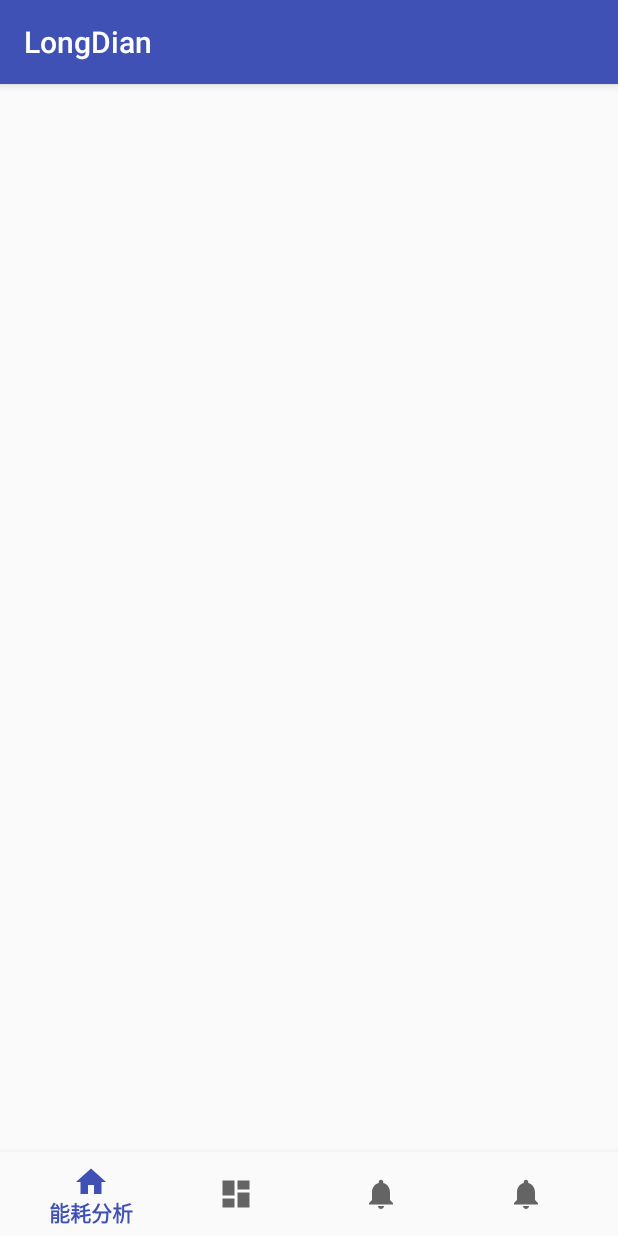
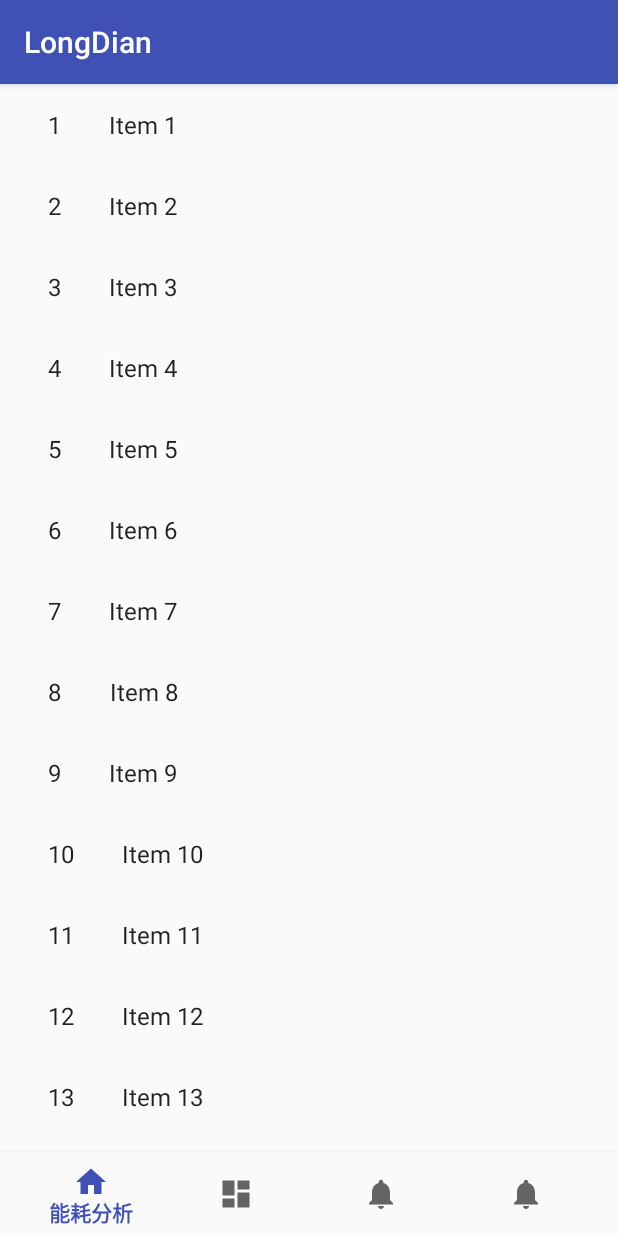
Before and after one commit to wengliang086/LongDian, an Android app: the screen it shows after launch (MainActivity), after a tap on "登录", on a phone screen of 412 x 824 dp. Run offline under Robolectric (Android 15) with nearby library versions, the light colour scheme and no system bars; our stand-ins replace ButterKnife.

Commit message:
基础主页面

```diff
--- a/app/src/main/AndroidManifest.xml
+++ b/app/src/main/AndroidManifest.xml
@@ -1,6 +1,9 @@
 <?xml version="1.0" encoding="utf-8"?>
 <manifest xmlns:android="http://schemas.android.com/apk/res/android"
     package="com.longdian">
+
+    <!-- To access Google+ APIs: -->
+    <uses-permission android:name="android.permission.INTERNET" />
 
     <application
         android:allowBackup="true"
@@ -16,8 +19,7 @@
                 <category android:name="android.intent.category.LAUNCHER" />
             </intent-filter>
         </activity>
-        <activity
-            android:name=".activity.MainActivity" />
+        <activity android:name=".activity.MainActivity" />
     </application>
 
 </manifest>
--- a/app/src/main/java/com/longdian/activity/MainActivity.java
+++ b/app/src/main/java/com/longdian/activity/MainActivity.java
@@ -3,14 +3,23 @@
 import android.os.Bundle;
 import android.support.annotation.NonNull;
 import android.support.design.widget.BottomNavigationView;
+import android.support.v4.app.Fragment;
+import android.support.v4.app.FragmentManager;
+import android.support.v4.app.FragmentTransaction;
 import android.support.v7.app.AppCompatActivity;
 import android.view.MenuItem;
-import android.widget.TextView;
 
 import com.longdian.R;
+import com.longdian.fragment.BaseMsgFragment;
+import com.longdian.fragment.CloudServiceFragment;
+import com.longdian.fragment.EnergyAnalysisFragment;
+import com.longdian.fragment.RealtimeDataFragment;
+import com.longdian.fragment.dummy.DummyContent;
+import com.longdian.util.ToastUtils;
 
-public class MainActivity extends AppCompatActivity {
+public class MainActivity extends AppCompatActivity implements EnergyAnalysisFragment.OnListFragmentInteractionListener {
 
+    private FragmentManager fragmentManager;
     private BottomNavigationView.OnNavigationItemSelectedListener mOnNavigationItemSelectedListener = new BottomNavigationView.OnNavigationItemSelectedListener() {
 
         @Override
@@ -18,20 +27,23 @@
             switch (item.getItemId()) {
                 case R.id.id_energy_analysis:
                     setTitle(R.string.main_navigation_energy_analysis);
+                    replaceFragment(EnergyAnalysisFragment.newInstance(1));
                     return true;
                 case R.id.id_realtime_data:
                     setTitle(R.string.main_navigation_realtime_data);
+                    replaceFragment(new RealtimeDataFragment());
                     return true;
                 case R.id.id_cloud_service:
                     setTitle(R.string.main_navigation_cloud_service);
+                    replaceFragment(new CloudServiceFragment());
                     return true;
                 case R.id.id_base_msg:
                     setTitle(R.string.main_navigation_base_msg);
+                    replaceFragment(new BaseMsgFragment());
                     return true;
             }
             return false;
         }
-
     };
 
     @Override
@@ -39,8 +51,21 @@
         super.onCreate(savedInstanceState);
         setContentView(R.layout.activity_main);
 
+        fragmentManager = getSupportFragmentManager();
+        replaceFragment(EnergyAnalysisFragment.newInstance(1));
+
         BottomNavigationView navigation = (BottomNavigationView) findViewById(R.id.navigation);
         navigation.setOnNavigationItemSelectedListener(mOnNavigationItemSelectedListener);
     }
 
+    private void replaceFragment(Fragment fragment) {
+        FragmentTransaction transaction = fragmentManager.beginTransaction();
+        transaction.replace(R.id.content, fragment);
+        transaction.commit();
+    }
+
+    @Override
+    public void onListFragmentInteraction(DummyContent.DummyItem item) {
+        ToastUtils.showToast(this, item.content);
+    }
 }
--- /dev/null
+++ b/app/src/main/java/com/longdian/adapter/EnergyAnalysisRecyclerViewAdapter.java
@@ -0,0 +1,78 @@
+package com.longdian.adapter;
+
+import android.support.v7.widget.RecyclerView;
+import android.view.LayoutInflater;
+import android.view.View;
+import android.view.ViewGroup;
+import android.widget.TextView;
+
+import com.longdian.R;
+import com.longdian.fragment.EnergyAnalysisFragment.OnListFragmentInteractionListener;
+import com.longdian.fragment.dummy.DummyContent.DummyItem;
+
+import java.util.List;
+
+/**
+ * {@link RecyclerView.Adapter} that can display a {@link DummyItem} and makes a call to the
+ * specified {@link OnListFragmentInteractionListener}.
+ * TODO: Replace the implementation with code for your data type.
+ */
+public class EnergyAnalysisRecyclerViewAdapter extends RecyclerView.Adapter<EnergyAnalysisRecyclerViewAdapter.ViewHolder> {
+
+    private final List<DummyItem> mValues;
+    private final OnListFragmentInteractionListener mListener;
+
+    public EnergyAnalysisRecyclerViewAdapter(List<DummyItem> items, OnListFragmentInteractionListener listener) {
+        mValues = items;
+        mListener = listener;
+    }
+
+    @Override
+    public ViewHolder onCreateViewHolder(ViewGroup parent, int viewType) {
+        View view = LayoutInflater.from(parent.getContext())
+                .inflate(R.layout.fragment_energyanalysis, parent, false);
+        return new ViewHolder(view);
+    }
+
+    @Override
+    public void onBindViewHolder(final ViewHolder holder, int position) {
+        holder.mItem = mValues.get(position);
+        holder.mIdView.setText(mValues.get(position).id);
+        holder.mContentView.setText(mValues.get(position).content);
+
+        holder.mView.setOnClickListener(new View.OnClickListener() {
+            @Override
+            public void onClick(View v) {
+                if (null != mListener) {
+                    // Notify the active callbacks interface (the activity, if the
+                    // fragment is attached to one) that an item has been selected.
+                    mListener.onListFragmentInteraction(holder.mItem);
+                }
+            }
+        });
+    }
+
+    @Override
+    public int getItemCount() {
+        return mValues.size();
+    }
+
+    public class ViewHolder extends RecyclerView.ViewHolder {
+        public final View mView;
+        public final TextView mIdView;
+        public final TextView mContentView;
+        public DummyItem mItem;
+
+        public ViewHolder(View view) {
+            super(view);
+            mView = view;
+            mIdView = (TextView) view.findViewById(R.id.id);
+            mContentView = (TextView) view.findViewById(R.id.content);
+        }
+
+        @Override
+        public String toString() {
+            return super.toString() + " '" + mContentView.getText() + "'";
+        }
+    }
+}
--- /dev/null
+++ b/app/src/main/java/com/longdian/fragment/EnergyAnalysisFragment.java
@@ -0,0 +1,105 @@
+package com.longdian.fragment;
+
+import android.content.Context;
+import android.os.Bundle;
+import android.support.v4.app.Fragment;
+import android.support.v7.widget.GridLayoutManager;
+import android.support.v7.widget.LinearLayoutManager;
+import android.support.v7.widget.RecyclerView;
+import android.view.LayoutInflater;
+import android.view.View;
+import android.view.ViewGroup;
+
+import com.longdian.R;
+import com.longdian.adapter.EnergyAnalysisRecyclerViewAdapter;
+import com.longdian.fragment.dummy.DummyContent;
+import com.longdian.fragment.dummy.DummyContent.DummyItem;
+
+/**
+ * A fragment representing a list of Items.
+ * <p/>
+ * Activities containing this fragment MUST implement the {@link OnListFragmentInteractionListener}
+ * interface.
+ */
+public class EnergyAnalysisFragment extends Fragment {
+
+    // TODO: Customize parameter argument names
+    private static final String ARG_COLUMN_COUNT = "column-count";
+    // TODO: Customize parameters
+    private int mColumnCount = 1;
+    private OnListFragmentInteractionListener mListener;
+
+    /**
+     * Mandatory empty constructor for the fragment manager to instantiate the
+     * fragment (e.g. upon screen orientation changes).
+     */
+    public EnergyAnalysisFragment() {
+    }
+
+    // TODO: Customize parameter initialization
+    @SuppressWarnings("unused")
+    public static EnergyAnalysisFragment newInstance(int columnCount) {
+        EnergyAnalysisFragment fragment = new EnergyAnalysisFragment();
+        Bundle args = new Bundle();
+        args.putInt(ARG_COLUMN_COUNT, columnCount);
+        fragment.setArguments(args);
+        return fragment;
+    }
+
+    @Override
+    public void onCreate(Bundle savedInstanceState) {
+        super.onCreate(savedInstanceState);
+
+        if (getArguments() != null) {
+            mColumnCount = getArguments().getInt(ARG_COLUMN_COUNT);
+        }
+    }
+
+    @Override
+    public View onCreateView(LayoutInflater inflater, ViewGroup container, Bundle savedInstanceState) {
+        View view = inflater.inflate(R.layout.fragment_energyanalysis_list, container, false);
+        // Set the adapter
+        if (view instanceof RecyclerView) {
+            Context context = view.getContext();
+            RecyclerView recyclerView = (RecyclerView) view;
+            if (mColumnCount <= 1) {
+                recyclerView.setLayoutManager(new LinearLayoutManager(context));
+            } else {
+                recyclerView.setLayoutManager(new GridLayoutManager(context, mColumnCount));
+            }
+            recyclerView.setAdapter(new EnergyAnalysisRecyclerViewAdapter(DummyContent.ITEMS, mListener));
+        }
+        return view;
+    }
+
+    @Override
+    public void onAttach(Context context) {
+        super.onAttach(context);
+        if (context instanceof OnListFragmentInteractionListener) {
+            mListener = (OnListFragmentInteractionListener) context;
+        } else {
+            throw new RuntimeException(context.toString() + " must implement OnListFragmentInteractionListener");
+        }
+    }
+
+    @Override
+    public void onDetach() {
+        super.onDetach();
+        mListener = null;
+    }
+
+    /**
+     * This interface must be implemented by activities that contain this
+     * fragment to allow an interaction in this fragment to be communicated
+     * to the activity and potentially other fragments contained in that
+     * activity.
+     * <p/>
+     * See the Android Training lesson <a href=
+     * "http://developer.android.com/training/basics/fragments/communicating.html"
+     * >Communicating with Other Fragments</a> for more information.
+     */
+    public interface OnListFragmentInteractionListener {
+        // TODO: Update argument type and name
+        void onListFragmentInteraction(DummyItem item);
+    }
+}
--- /dev/null
+++ b/app/src/main/java/com/longdian/fragment/dummy/DummyContent.java
@@ -0,0 +1,72 @@
+package com.longdian.fragment.dummy;
+
+import java.util.ArrayList;
+import java.util.HashMap;
+import java.util.List;
+import java.util.Map;
+
+/**
+ * Helper class for providing sample content for user interfaces created by
+ * Android template wizards.
+ * <p>
+ * TODO: Replace all uses of this class before publishing your app.
+ */
+public class DummyContent {
+
+    /**
+     * An array of sample (dummy) items.
+     */
+    public static final List<DummyItem> ITEMS = new ArrayList<DummyItem>();
+
+    /**
+     * A map of sample (dummy) items, by ID.
+     */
+    public static final Map<String, DummyItem> ITEM_MAP = new HashMap<String, DummyItem>();
+
+    private static final int COUNT = 25;
+
+    static {
+        // Add some sample items.
+        for (int i = 1; i <= COUNT; i++) {
+            addItem(createDummyItem(i));
+        }
+    }
+
+    private static void addItem(DummyItem item) {
+        ITEMS.add(item);
+        ITEM_MAP.put(item.id, item);
+    }
+
+    private static DummyItem createDummyItem(int position) {
+        return new DummyItem(String.valueOf(position), "Item " + position, makeDetails(position));
+    }
+
+    private static String makeDetails(int position) {
+        StringBuilder builder = new StringBuilder();
+        builder.append("Details about Item: ").append(position);
+        for (int i = 0; i < position; i++) {
+            builder.append("\nMore details information here.");
+        }
+        return builder.toString();
+    }
+
+    /**
+     * A dummy item representing a piece of content.
+     */
+    public static class DummyItem {
+        public final String id;
+        public final String content;
+        public final String details;
+
+        public DummyItem(String id, String content, String details) {
+            this.id = id;
+            this.content = content;
+            this.details = details;
+        }
+
+        @Override
+        public String toString() {
+            return content;
+        }
+    }
+}
--- /dev/null
+++ b/app/src/main/res/layout/fragment_energyanalysis.xml
@@ -0,0 +1,20 @@
+<?xml version="1.0" encoding="utf-8"?>
+<LinearLayout xmlns:android="http://schemas.android.com/apk/res/android"
+    android:layout_width="wrap_content"
+    android:layout_height="wrap_content"
+    android:orientation="horizontal">
+
+    <TextView
+        android:id="@+id/id"
+        android:layout_width="wrap_content"
+        android:layout_height="wrap_content"
+        android:layout_margin="@dimen/text_margin"
+        android:textAppearance="?attr/textAppearanceListItem" />
+
+    <TextView
+        android:id="@+id/content"
+        android:layout_width="wrap_content"
+        android:layout_height="wrap_content"
+        android:layout_margin="@dimen/text_margin"
+        android:textAppearance="?attr/textAppearanceListItem" />
+</LinearLayout>
--- /dev/null
+++ b/app/src/main/res/layout/fragment_energyanalysis_list.xml
@@ -0,0 +1,13 @@
+<?xml version="1.0" encoding="utf-8"?>
+<android.support.v7.widget.RecyclerView xmlns:android="http://schemas.android.com/apk/res/android"
+    xmlns:app="http://schemas.android.com/apk/res-auto"
+    xmlns:tools="http://schemas.android.com/tools"
+    android:id="@+id/list"
+    android:name="com.longdian.fragment.EnergyAnalysisFragment"
+    android:layout_width="match_parent"
+    android:layout_height="match_parent"
+    android:layout_marginLeft="16dp"
+    android:layout_marginRight="16dp"
+    app:layoutManager="LinearLayoutManager"
+    tools:context="com.longdian.fragment.EnergyAnalysisFragment"
+    tools:listitem="@layout/fragment_energyanalysis" />
--- a/app/src/main/res/values/dimens.xml
+++ b/app/src/main/res/values/dimens.xml
@@ -2,4 +2,5 @@
     <!-- Default screen margins, per the Android Design guidelines. -->
     <dimen name="activity_horizontal_margin">16dp</dimen>
     <dimen name="activity_vertical_margin">16dp</dimen>
+    <dimen name="text_margin">16dp</dimen>
 </resources>
--- a/app/src/main/res/values/strings.xml
+++ b/app/src/main/res/values/strings.xml
@@ -20,4 +20,7 @@
     <string name="main_navigation_realtime_data">实时数据</string>
     <string name="main_navigation_cloud_service">云服务</string>
     <string name="main_navigation_base_msg">基础信息</string>
+
+    <!-- TODO: Remove or change this placeholder text -->
+    <string name="hello_blank_fragment">Hello blank fragment</string>
 </resources>
```
Also changed, not shown: app/src/main/java/com/longdian/fragment/BaseMsgFragment.java (added, +19 -0 lines), app/src/main/java/com/longdian/fragment/CloudServiceFragment.java (added, +18 -0 lines), app/src/main/java/com/longdian/fragment/RealtimeDataFragment.java (added, +18 -0 lines), app/src/main/res/layout/fragment_base_msg.xml (added, +13 -0 lines), app/src/main/res/layout/fragment_cloud_service.xml (added, +13 -0 lines), app/src/main/res/layout/fragment_realtime_data.xml (added, +13 -0 lines).
